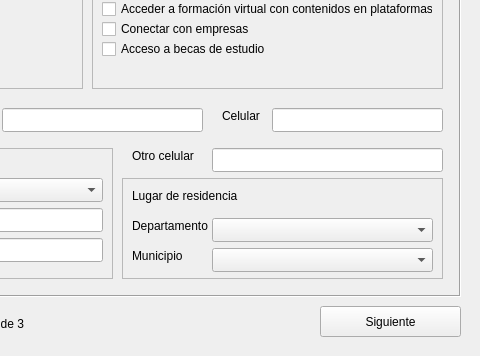
First picture: the form in ui/profile_form.ui, repository liconaj/ResumeManager, before the edit; both pictures show x 520 to 1000 and y 244 to 600 of the 1000 by 600 pixel window.
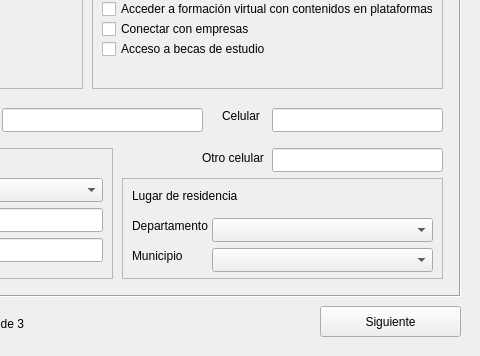
Second picture: the form after the edit. The open tabs and pages were chosen to show the change.

Commit message: Show line edits and plain texts

Diff of the .ui file:
```diff
--- a/ui/profile_form.ui
+++ b/ui/profile_form.ui
@@ -914,10 +914,10 @@
     <widget class="QLabel" name="label_23">
      <property name="geometry">
       <rect>
-       <x>630</x>
+       <x>700</x>
        <y>330</y>
        <width>71</width>
-       <height>16</height>
+       <height>20</height>
       </rect>
      </property>
      <property name="text">
@@ -937,9 +937,9 @@
     <widget class="QLineEdit" name="otherCellphoneLineEdit">
      <property name="geometry">
       <rect>
-       <x>710</x>
+       <x>770</x>
        <y>330</y>
-       <width>231</width>
+       <width>171</width>
        <height>24</height>
       </rect>
      </property>
```
Left out of the diff: 48 changed lines with no effect on the pictures. The commit also changes 2 other files.
